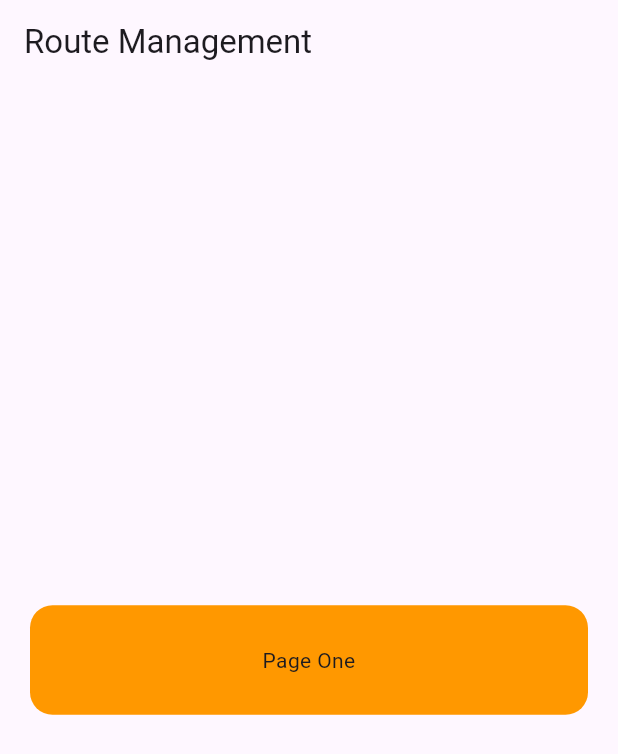
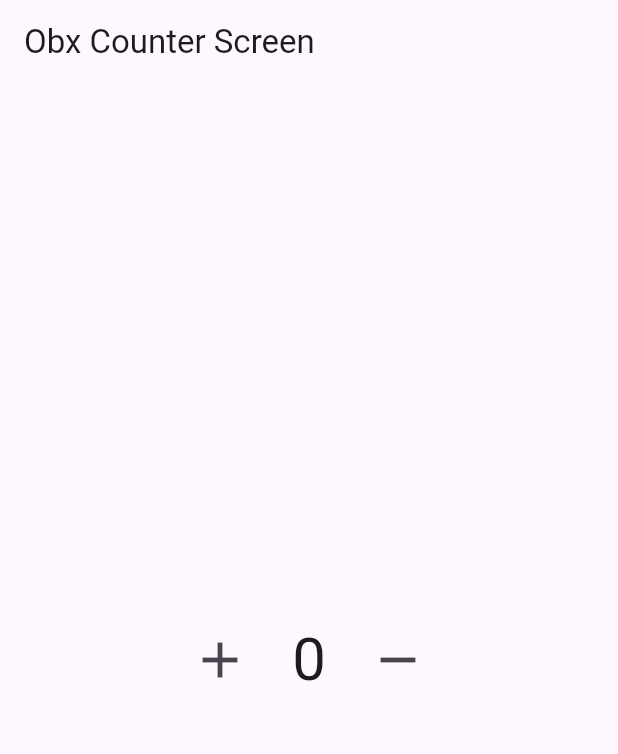
Before and after one commit to Esra2-Abdelltif/Getx-Flutter-, a Flutter app: the screen it shows after launch, on a phone screen of 412 x 824 dp. Shown: the top 754 px of the screen. Run offline on Flutter 3.47's test engine with Material 3 defaults, Android fonts, the phone set to English and light mode, and no system bars; our stand-ins replace device_preview, get.

Commit message:
State management ( Getx - GetBuilder - Obx )

```diff
--- /dev/null
+++ b/lib/controller/counter_controller/get_builder_counter_controller.dart
@@ -0,0 +1,13 @@
+import 'package:get/get.dart';
+
+class GetBuilderCounterController extends GetxController{
+  int counter=0;
+  void increment(){
+    counter++;
+    update();
+  }
+  void decrement(){
+    counter--;
+    update();
+  }
+}
--- /dev/null
+++ b/lib/controller/counter_controller/get_x_and_obx _counter_controller.dart
@@ -0,0 +1,12 @@
+import 'package:get/get.dart';
+
+class GetXAndObxCounterController extends GetxController{
+  RxInt counter=0.obs;
+  void increment(){
+    counter++;
+  }
+  void decrement(){
+    counter--;
+
+  }
+}
--- a/lib/main.dart
+++ b/lib/main.dart
@@ -1,6 +1,9 @@
 import 'package:flutter/material.dart';
 import 'package:device_preview/device_preview.dart';
 import 'package:get/get.dart';
+import 'package:getx/view/screens/counter_screen/get_builder_counter_screen.dart';
+import 'package:getx/view/screens/counter_screen/get_x_counter_screen.dart';
+import 'package:getx/view/screens/counter_screen/obx_counter_screen.dart';
 import 'package:getx/view/screens/route_management/route_management.dart';
 
 void main() {
@@ -27,10 +30,10 @@ class MyApp extends StatelessWidget {
        colorScheme: ColorScheme.fromSeed(seedColor: Colors.deepPurple),
         useMaterial3: true,
       ),
-      home: const RouteManagement(),
+      home:  ObxCounterScreen(),
       getPages: [
-        GetPage(name: "/Next2Screen",page:()=>NextScreenTwo() ),
-    GetPage(name: "/NextScreen",page:()=>NextScreen() ),
+        GetPage(name: "/Next2Screen",page:()=>const NextScreenTwo() ),
+    GetPage(name: "/NextScreen",page:()=>const NextScreen() ),
 
       ],
     );
--- /dev/null
+++ b/lib/view/screens/counter_screen/obx_counter_screen.dart
@@ -0,0 +1,41 @@
+import 'package:flutter/material.dart';
+import 'package:get/get.dart';
+import 'package:getx/controller/counter_controller/get_x_and_obx _counter_controller.dart';
+
+class ObxCounterScreen extends StatelessWidget {
+   ObxCounterScreen({super.key});
+final GetXAndObxCounterController controller =Get.put(GetXAndObxCounterController());
+  @override
+  Widget build(BuildContext context) {
+    return Scaffold(
+      appBar: AppBar(title: const Text("Obx Counter Screen"),),
+      body:  Padding(
+        padding: const EdgeInsets.all(8.0),
+        child:  Column(
+          mainAxisAlignment: MainAxisAlignment.center,
+          children: [
+            Obx(()=> Row(
+              mainAxisAlignment: MainAxisAlignment.center,
+              children: [
+                IconButton(onPressed: (){
+                  controller.increment();
+                }, icon:const Icon(Icons.add,size: 40,)),
+                const SizedBox(width: 20,),
+                Text("${controller.counter.value}",style:const TextStyle(fontSize: 40),),
+                const SizedBox(width: 20,),
+
+                IconButton(onPressed: (){
+                  controller.decrement();
+
+                }, icon:const Icon(Icons.remove,size: 40,)),
+
+
+
+              ],))
+
+          ],
+        ),
+      ),
+    );
+  }
+}
```
Also changed, not shown: lib/view/screens/counter_screen/get_builder_counter_screen.dart (added, +46 -0 lines), lib/view/screens/counter_screen/get_x_counter_screen.dart (added, +46 -0 lines).
